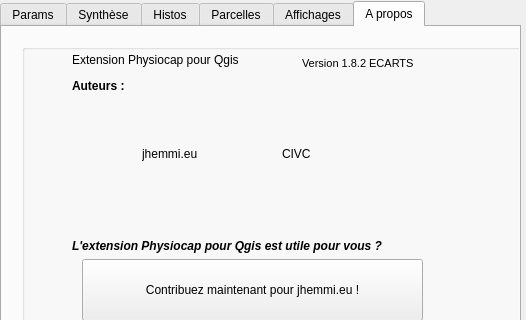
jhemmi/QgisPhysiocapPlugin, file Physiocap_dialog_base.ui: the form before one commit; both pictures show x 0 to 526 and y 0 to 320 of the 526 by 720 pixel window.
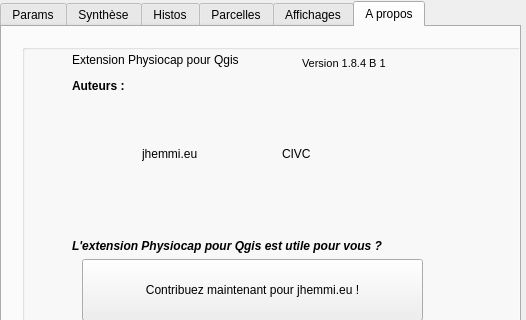
The form after the commit. The open tabs and pages were chosen to show the change.

Diff of the .ui file:
```diff
--- a/Physiocap_dialog_base.ui
+++ b/Physiocap_dialog_base.ui
@@ -3461,7 +3461,7 @@
        </font>
       </property>
       <property name="text">
-       <string>Version 1.8.2 ECARTS</string>
+       <string>Version 1.8.4 B 1</string>
       </property>
      </widget>
      <widget class="QLabel" name="label_100">
```
Left out of the diff: 2 changed lines with no effect on the pictures.
